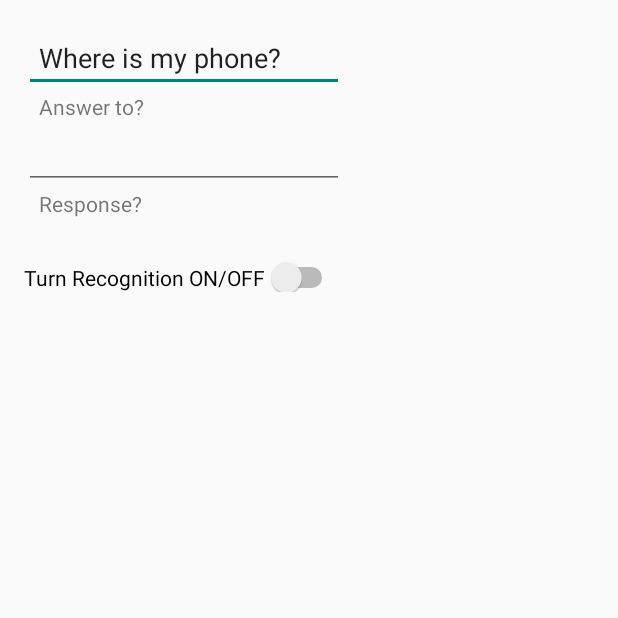
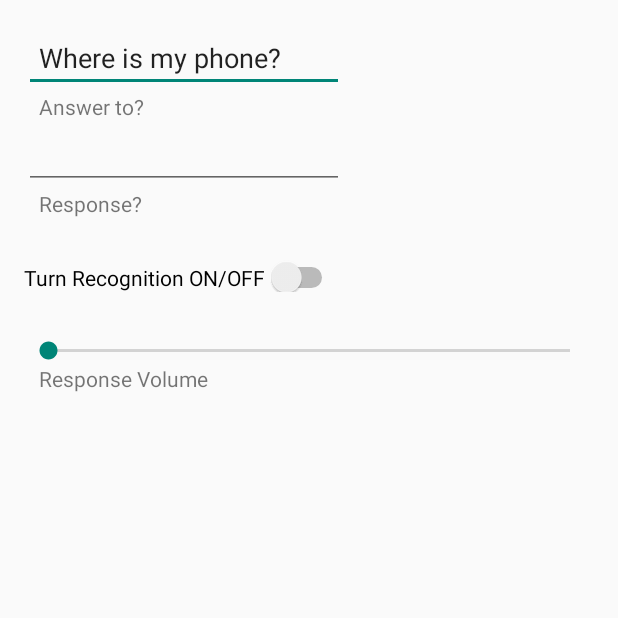
Before and after one commit to iampmat/WherePhone, an Android app: the screen it shows after launch (WherePhoneActivity), on a phone screen of 412 x 824 dp, the top half of it. Run offline under Robolectric (Android 15) with nearby library versions, the phone set to English and light mode, and no system bars.

Commit message:
Added a seekbar that controls tts volume, it overrides system volume.

```diff
--- a/app/src/main/java/com/example/patrickmatherly1994/wherephone/WherePhoneActivity.java
+++ b/app/src/main/java/com/example/patrickmatherly1994/wherephone/WherePhoneActivity.java
@@ -6,6 +6,7 @@ import android.os.Bundle;
 import android.widget.CompoundButton;
 import android.widget.CompoundButton.OnCheckedChangeListener;
 import android.widget.EditText;
+import android.widget.SeekBar;
 import android.widget.Switch;
 
 
@@ -19,36 +20,70 @@ public class WherePhoneActivity extends Activity {
     private EditText etInput;
     private EditText etOutput;
 
+    private SeekBar seekBar;
+    private int seekVal;
+
 
     @Override
     public void onCreate(Bundle state) {
         super.onCreate(state);
         setContentView(R.layout.activity_where_phone);
+        initializeVariables();
 
-        // init edittexts
-        etInput = (EditText) findViewById(R.id.et_input);
-        etOutput = (EditText) findViewById(R.id.et_output);
+        seekBar.setOnSeekBarChangeListener(new SeekBar.OnSeekBarChangeListener() {
+            @Override
+            public void onProgressChanged(SeekBar seekBar, int i, boolean b) {
+                seekVal = i;
+            }
+
+            @Override
+            public void onStartTrackingTouch(SeekBar seekBar) {
+
+            }
+
+            @Override
+            public void onStopTrackingTouch(SeekBar seekBar) {
+
+            }
+        });
 
         // Set up Switch, beginRec when on, shutdown rec when off
-        ioSwitch = (Switch) findViewById(R.id.ioSwitch);
         ioSwitch.setOnCheckedChangeListener(new OnCheckedChangeListener() {
             @Override
             public void onCheckedChanged(CompoundButton buttonView, boolean isChecked) {
                 if(isChecked) {
+                    // Disable edittext and seekBar
+                    etInput.setFocusable(false);
+                    etOutput.setFocusable(false);
+                    seekBar.setEnabled(false);
+
                     // Set up intent and attach keywords
+                    rIntent = new Intent(getBaseContext(), WherePhoneService.class);
 
-                    rIntent = new Intent(getBaseContext(), WherePhoneService.class);
-                    rIntent.putExtra("sInput", etInput.getText().toString().toLowerCase().replaceAll("[^\\w\\s]",""));
+                    rIntent.putExtra("sInput", etInput.getText().toString().toLowerCase().replaceAll("[^\\w\\s]", ""));
                     rIntent.putExtra("sOutput", etOutput.getText().toString().toLowerCase());
+                    rIntent.putExtra("seekVal", seekVal);
+
                     startService(rIntent);
-
                 }
                 else if(!isChecked) {
                     stopService(rIntent);
+
+                    // Enable edittext and seekBar
+                    etInput.setFocusableInTouchMode(true);
+                    etOutput.setFocusableInTouchMode(true);
+                    seekBar.setEnabled(true);
                 }
             }
         });
     }
 
+    public void initializeVariables() {
+        etInput = (EditText) findViewById(R.id.et_input);
+        etOutput = (EditText) findViewById(R.id.et_output);
+        ioSwitch = (Switch) findViewById(R.id.ioSwitch);
+        seekBar = (SeekBar) findViewById(R.id.vSeekBar);
+    }
+
 
 }
--- a/app/src/main/res/layout-v14/activity_where_phone.xml
+++ b/app/src/main/res/layout-v14/activity_where_phone.xml
@@ -46,4 +46,19 @@
         android:layout_alignParentTop="true"
         android:text="@string/save_switch" />
 
+    <SeekBar
+        android:id="@+id/vSeekBar"
+        android:paddingTop="30dp"
+        android:max="15"
+        android:layout_width="match_parent"
+        android:layout_height="wrap_content"
+        android:indeterminate="false" />
+
+    <TextView
+        android:layout_width="wrap_content"
+        android:layout_height="wrap_content"
+        android:layout_gravity="center_vertical"
+        android:text="Response Volume"
+        android:paddingLeft="10dp" />
+
 </LinearLayout>
```
Also changed, not shown: app/src/main/AndroidManifest.xml (+3 -4 lines), app/src/main/java/com/example/patrickmatherly1994/wherephone/WherePhoneService.java (+9 -2 lines), 2 other files.
